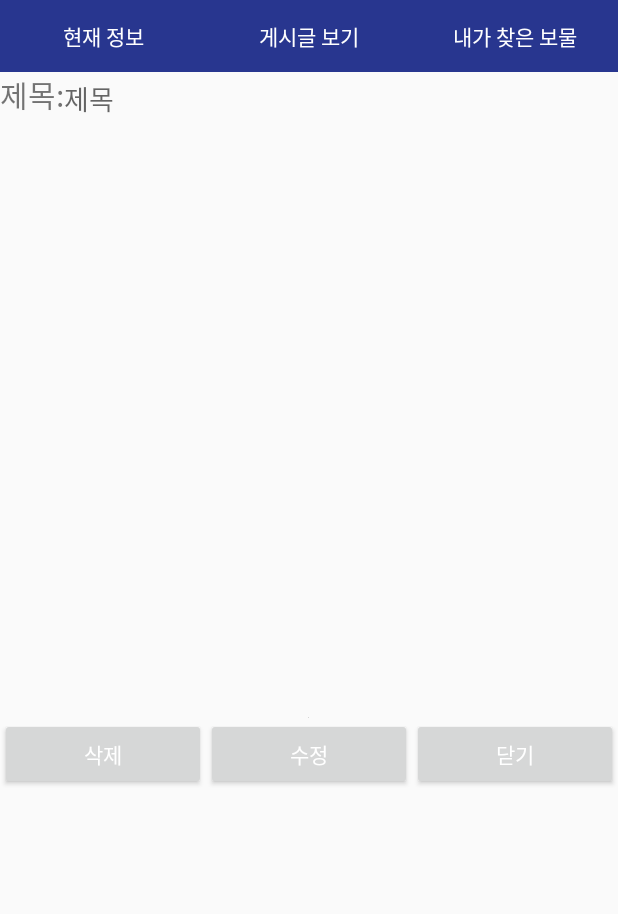
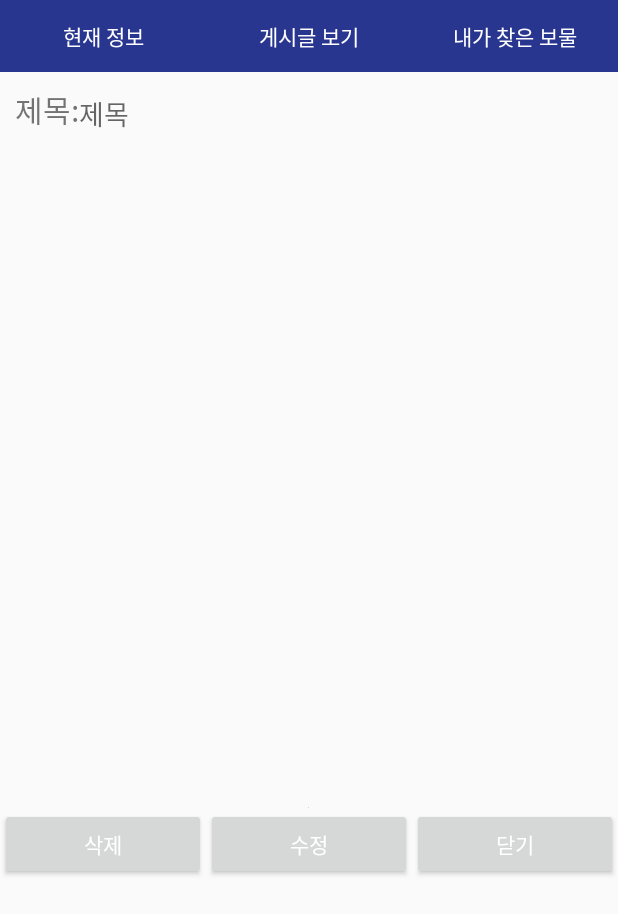
Before and after one commit to Gimsoogeun/treasurehunt, an Android app: the readPost screen opened directly, with no data from a screen before it, on a phone screen of 412 x 824 dp. Shown: the top 914 px of the screen. Run offline under Robolectric (Android 15) with nearby library versions, the phone set to English and light mode, and no system bars; our stand-ins replace Firebase (no records; nobody signed in at launch, a user with empty details on screens opened directly), Picasso; pictures from the network do not load.

Commit message:
자잘한 뷰 수정. 완성했다 치자....

```diff
--- a/app/src/main/res/layout/activity_find_treasure.xml
+++ b/app/src/main/res/layout/activity_find_treasure.xml
@@ -53,6 +53,7 @@
             android:orientation="vertical">
 
             <LinearLayout
+                android:layout_margin="10sp"
                 android:layout_width="match_parent"
                 android:layout_height="wrap_content">
 
@@ -79,6 +80,8 @@
                 android:orientation="vertical">
 
                 <TextView
+                    android:textSize="20sp"
+                    android:layout_margin="10sp"
                     android:id="@+id/FindedPostContext1"
                     android:layout_width="match_parent"
                     android:layout_height="match_parent"
@@ -102,6 +105,8 @@
                     android:textSize="20sp" />
 
                 <TextView
+                    android:layout_margin="20sp"
+                    android:textSize="20sp"
                     android:minHeight="200sp"
                     android:id="@+id/FindedPostContext2"
                     android:layout_width="match_parent"
--- a/app/src/main/res/layout/activity_main.xml
+++ b/app/src/main/res/layout/activity_main.xml
@@ -82,10 +82,7 @@
         <fragment android:name="com.google.android.gms.maps.SupportMapFragment"
             android:id="@+id/map"
             android:layout_width="match_parent"
-            android:layout_height="match_parent"
-            app:layout_constraintLeft_toLeftOf="parent"
-            app:layout_constraintRight_toRightOf="parent"
-            app:layout_constraintTop_toBottomOf="@+id/textview" />
+            android:layout_height="match_parent" />
     </LinearLayout>
 
 
--- a/app/src/main/res/layout/activity_read_post.xml
+++ b/app/src/main/res/layout/activity_read_post.xml
@@ -45,6 +45,7 @@
         android:layout_width="match_parent"
         android:layout_height="match_parent">
         <LinearLayout
+            android:layout_margin="10sp"
             android:layout_width="match_parent"
             android:layout_height="wrap_content">
             <TextView
@@ -74,14 +75,16 @@
                 android:orientation="vertical">
 
                 <TextView
-                    android:minHeight="400sp"
+                    android:layout_margin="20sp"
                     android:id="@+id/readPostContext"
                     android:layout_width="match_parent"
                     android:layout_height="match_parent"
                     android:layout_weight="1"
                     android:gravity="top"
+                    android:minHeight="400sp"
 
-                    android:scrollbars="vertical" />
+                    android:scrollbars="vertical"
+                    android:textSize="18sp" />
 
                 <ImageView
                     android:layout_gravity="center"
```
Also changed, not shown: app/src/main/java/com/project/six/treasurehunt/rewritePost.java (+4 -4 lines), app/src/main/java/com/project/six/treasurehunt/writePostNew.java (+4 -4 lines).
